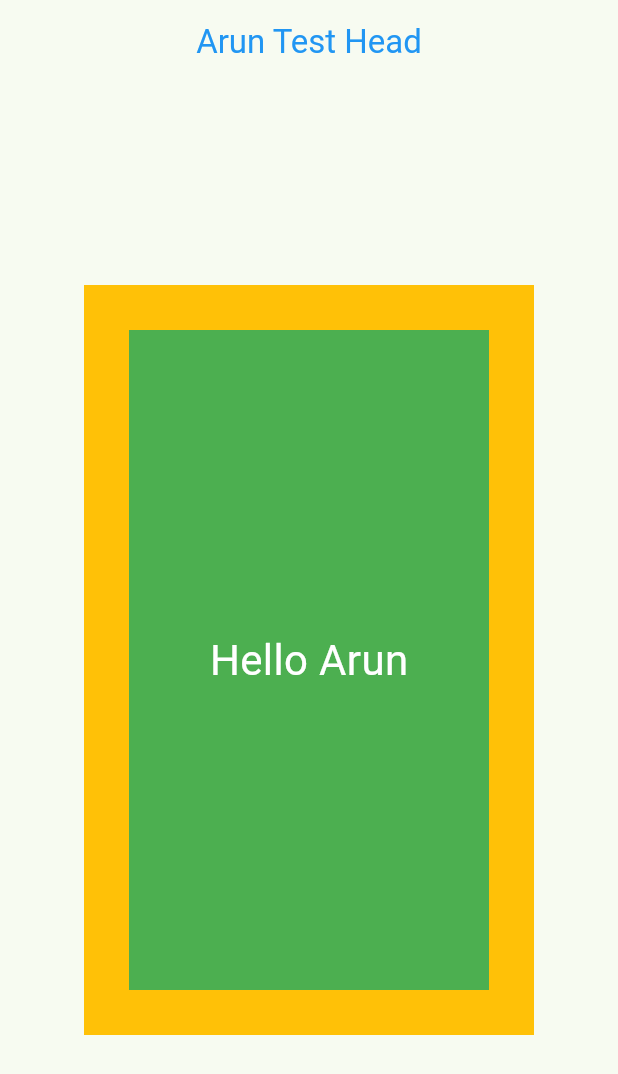
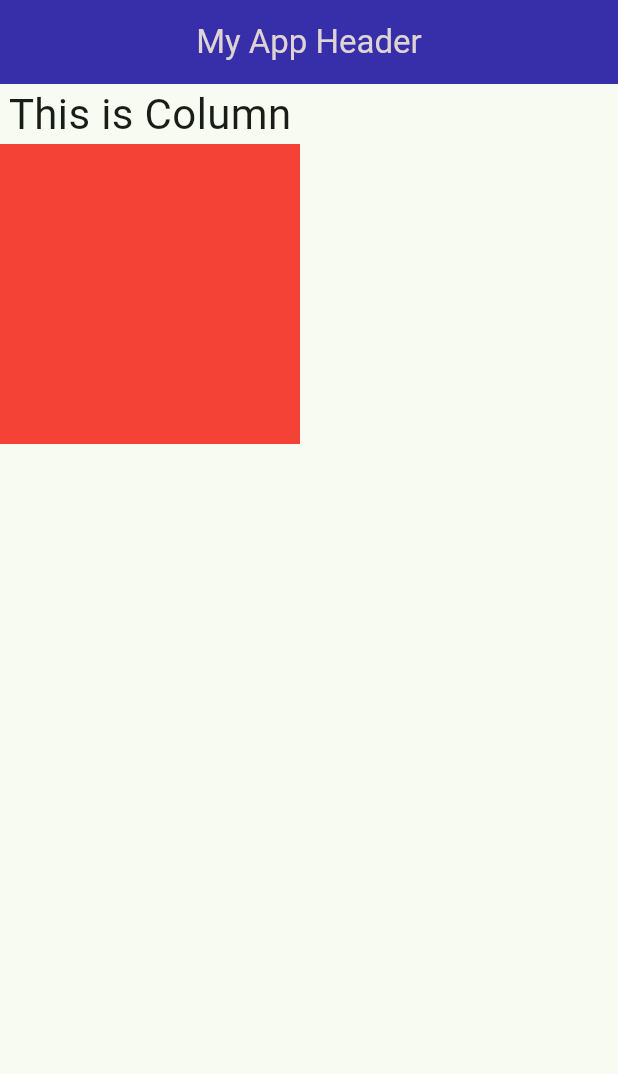
Before and after one commit to ArunPandeyLaudari/Flutter_2025Course, a Flutter app: the screen it shows after launch, on a phone screen of 412 x 824 dp. Shown: the top 1074 px of the screen. Run offline on Flutter 3.47's test engine with Material 3 defaults, Android fonts, the light colour scheme and no system bars.

Commit message:
Column Widget used

```diff
--- /dev/null
+++ b/lib/colpract.dart
@@ -0,0 +1,26 @@
+import 'package:flutter/material.dart';
+
+class ColPractice extends StatelessWidget {
+  const ColPractice({super.key});
+
+  @override
+  Widget build(BuildContext context) {
+    return Scaffold(
+      appBar: AppBar(
+        title: Text(
+          'My App Header',
+          style: TextStyle(color: const Color.fromARGB(255, 222, 212, 212)),
+        ),
+        centerTitle: true,
+        backgroundColor: Color.fromARGB(255, 55, 47, 170),
+      ),
+
+      body: Column(
+        children: [
+          Text("This is Column", style: TextStyle(fontSize: 28)),
+          Container(width: 200, height: 200, color: Colors.red),
+        ],
+      ),
+    );
+  }
+}
--- a/lib/main.dart
+++ b/lib/main.dart
@@ -1,4 +1,6 @@
 // import 'package:arun_2025/homepage.dart';
+import 'package:arun_2025/colpract.dart';
+import 'package:arun_2025/homepage.dart';
 import 'package:arun_2025/testhome.dart';
 import 'package:flutter/material.dart';
 
@@ -19,7 +21,8 @@ class MyApp extends StatelessWidget {
           seedColor: Color.fromARGB(255, 9, 158, 54),
         ),
       ),
-      home: Testhome(),
+      debugShowCheckedModeBanner: false,
+      home: ColPractice(),
     );
   }
 }
```
